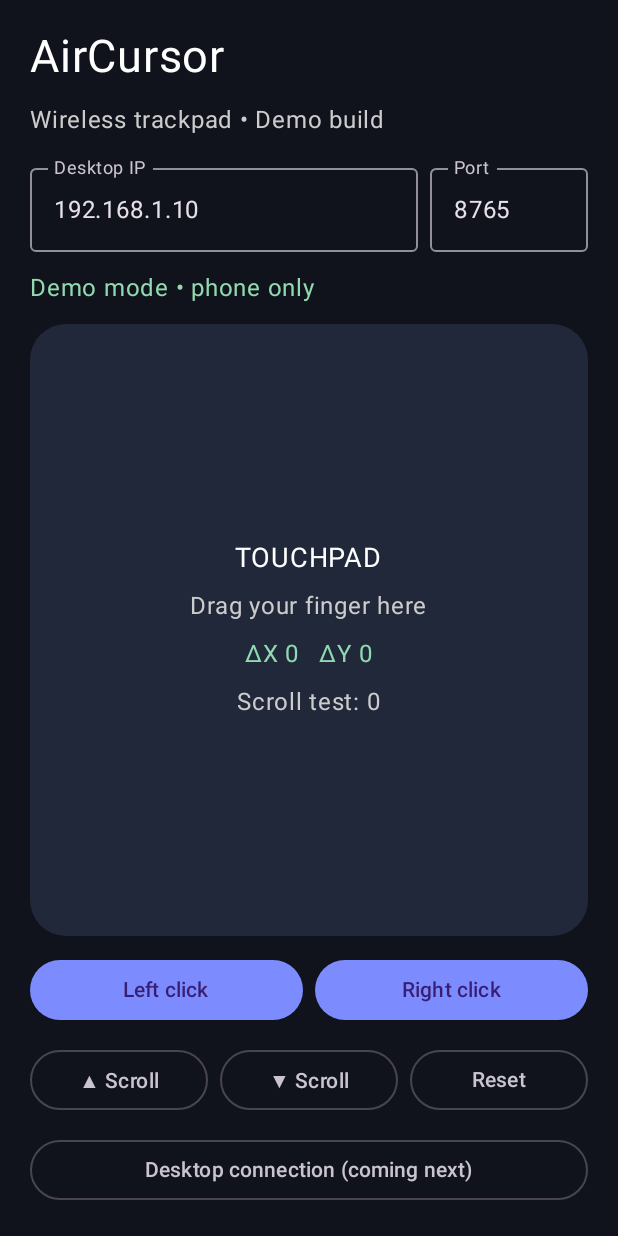
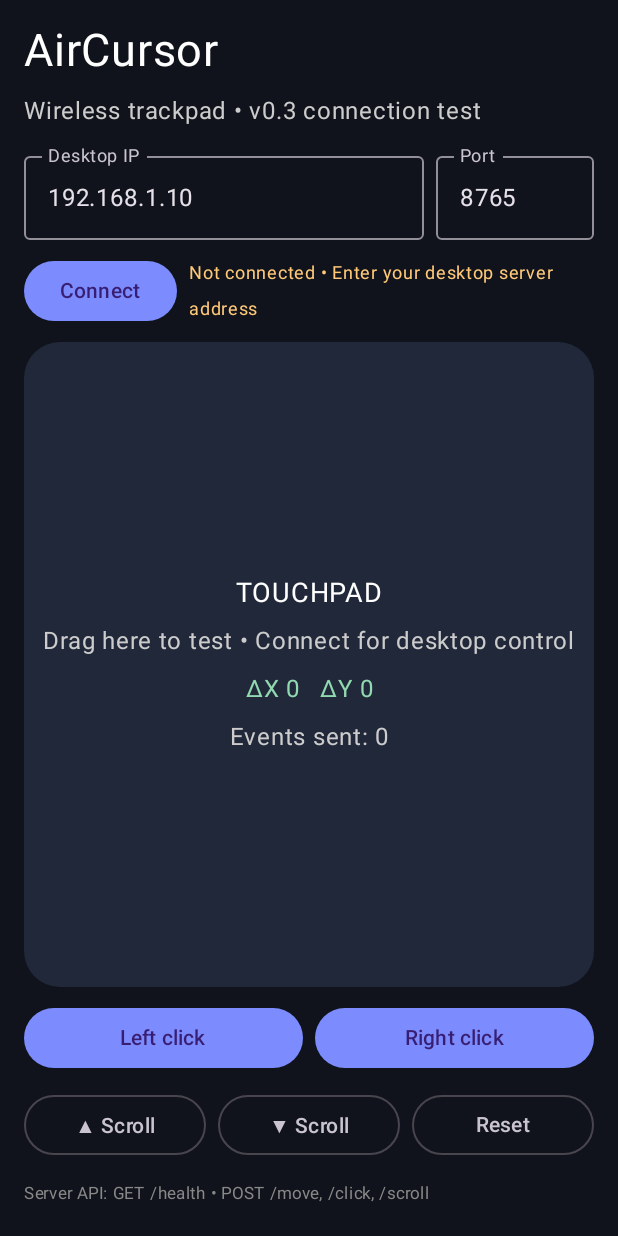
Before and after one commit to ashishxhub/Aircurse, an Android app built with Jetpack Compose: the screen it shows after launch (MainActivity), on a phone screen of 412 x 824 dp. Run offline under Robolectric (Android 15) with nearby library versions, the phone set to English and light mode, and no system bars.

Commit message:
Add desktop connection test and wireless control client

```diff
--- a/app/src/main/java/com/ashishxhub/aircursor/MainActivity.kt
+++ b/app/src/main/java/com/ashishxhub/aircursor/MainActivity.kt
@@ -7,14 +7,21 @@ import androidx.compose.foundation.background
 import androidx.compose.foundation.gestures.detectDragGestures
 import androidx.compose.foundation.layout.*
 import androidx.compose.foundation.shape.RoundedCornerShape
+import androidx.compose.foundation.text.KeyboardOptions
 import androidx.compose.material3.*
 import androidx.compose.runtime.*
 import androidx.compose.ui.Alignment
 import androidx.compose.ui.Modifier
+import androidx.compose.ui.graphics.Color
 import androidx.compose.ui.input.pointer.pointerInput
-import androidx.compose.ui.graphics.Color
+import androidx.compose.ui.text.input.KeyboardType
 import androidx.compose.ui.unit.dp
 import androidx.compose.ui.unit.sp
+import org.json.JSONObject
+import java.net.HttpURLConnection
+import java.net.URL
+import java.net.URLEncoder
+import kotlin.concurrent.thread
 
 class MainActivity : ComponentActivity() {
     override fun onCreate(savedInstanceState: Bundle?) {
@@ -27,55 +34,118 @@ class MainActivity : ComponentActivity() {
 fun AirCursorScreen() {
     var host by remember { mutableStateOf("192.168.1.10") }
     var port by remember { mutableStateOf("8765") }
-    var status by remember { mutableStateOf("Demo mode • phone only") }
+    var status by remember { mutableStateOf("Not connected • Enter your desktop server address") }
+    var connected by remember { mutableStateOf(false) }
     var x by remember { mutableFloatStateOf(0f) }
     var y by remember { mutableFloatStateOf(0f) }
-    var scrollCount by remember { mutableIntStateOf(0) }
+    var sentEvents by remember { mutableIntStateOf(0) }
+    var busy by remember { mutableStateOf(false) }
+
+    fun request(path: String, body: String? = null, onResult: (Boolean, String) -> Unit) {
+        val cleanHost = host.trim()
+        val cleanPort = port.trim().toIntOrNull()
+        if (cleanHost.isBlank() || cleanPort == null || cleanPort !in 1..65535) {
+            onResult(false, "Enter a valid desktop IP and port")
+            return
+        }
+        thread {
+            var connection: HttpURLConnection? = null
+            try {
+                val url = URL("http://$cleanHost:$cleanPort$path")
+                connection = (url.openConnection() as HttpURLConnection).apply {
+                    connectTimeout = 2500
+                    readTimeout = 2500
+                    requestMethod = if (body == null) "GET" else "POST"
+                    setRequestProperty("Content-Type", "application/json")
+                    if (body != null) {
+                        doOutput = true
+                        outputStream.use { it.write(body.toByteArray(Charsets.UTF_8)) }
+                    }
+                }
+                val code = connection.responseCode
+                val success = code in 200..299
+                val message = if (success) "Connected • HTTP $code" else "Server replied HTTP $code"
+                onResult(success, message)
+            } catch (e: Exception) {
+                onResult(false, "Can't reach desktop. Check same Wi-Fi and server.")
+            } finally {
+                connection?.disconnect()
+            }
+        }
+    }
+
+    fun sendEvent(path: String, body: String) {
+        if (!connected) {
+            status = "Demo mode • Connect to a desktop server first"
+            return
+        }
+        request(path, body) { ok, message ->
+            if (!ok) connected = false
+            status = message
+        }
+        sentEvents++
+    }
 
     MaterialTheme(colorScheme = darkColorScheme(primary = Color(0xFF7C8CFF), background = Color(0xFF10131B), surface = Color(0xFF1B2030))) {
         Column(
-            Modifier.fillMaxSize().background(Color(0xFF10131B)).padding(20.dp),
-            verticalArrangement = Arrangement.spacedBy(12.dp)
+            Modifier.fillMaxSize().background(Color(0xFF10131B)).padding(16.dp),
+            verticalArrangement = Arrangement.spacedBy(10.dp)
         ) {
             Text("AirCursor", fontSize = 30.sp, color = Color.White)
-            Text("Wireless trackpad • Demo build", color = Color.LightGray)
+            Text("Wireless trackpad • v0.3 connection test", color = Color.LightGray)
             Row(horizontalArrangement = Arrangement.spacedBy(8.dp)) {
-                OutlinedTextField(host, { host = it }, Modifier.weight(1f), label = { Text("Desktop IP") }, singleLine = true)
-                OutlinedTextField(port, { port = it }, Modifier.width(105.dp), label = { Text("Port") }, singleLine = true)
+                OutlinedTextField(
+                    value = host, onValueChange = { host = it; connected = false },
+                    modifier = Modifier.weight(1f), label = { Text("Desktop IP") }, singleLine = true
+                )
+                OutlinedTextField(
+                    value = port, onValueChange = { port = it; connected = false },
+                    modifier = Modifier.width(105.dp), label = { Text("Port") }, singleLine = true,
+                    keyboardOptions = KeyboardOptions(keyboardType = KeyboardType.Number)
+                )
             }
-            Text(status, color = Color(0xFF91D9B0))
+            Row(verticalAlignment = Alignment.CenterVertically, horizontalArrangement = Arrangement.spacedBy(8.dp)) {
+                Button(enabled = !busy, onClick = {
+                    busy = true
+                    status = "Connecting…"
+                    request("/health") { ok, message ->
+                        connected = ok
+                        busy = false
+                        status = if (ok) "Connected • Desktop server ready" else message
+                    }
+                }) { Text(if (busy) "Checking…" else "Connect") }
+                Text(status, color = if (connected) Color(0xFF91D9B0) else Color(0xFFFFC978), fontSize = 12.sp)
+            }
             Box(
                 Modifier.fillMaxWidth().weight(1f)
                     .background(Color(0xFF20283A), RoundedCornerShape(24.dp))
-                    .pointerInput(Unit) {
+                    .pointerInput(connected, host, port) {
                         detectDragGestures { change, drag ->
                             change.consume()
                             x += drag.x
                             y += drag.y
+                            sendEvent("/move", JSONObject().put("dx", drag.x).put("dy", drag.y).toString())
                         }
                     },
                 contentAlignment = Alignment.Center
             ) {
                 Column(horizontalAlignment = Alignment.CenterHorizontally, verticalArrangement = Arrangement.spacedBy(8.dp)) {
                     Text("TOUCHPAD", color = Color.White, fontSize = 18.sp)
-                    Text("Drag your finger here", color = Color.LightGray)
+                    Text(if (connected) "Drag to move desktop cursor" else "Drag here to test • Connect for desktop control", color = Color.LightGray)
                     Text("ΔX ${x.toInt()}   ΔY ${y.toInt()}", color = Color(0xFF91D9B0))
-                    Text("Scroll test: $scrollCount", color = Color.LightGray)
+                    Text("Events sent: $sentEvents", color = Color.LightGray)
                 }
             }
             Row(horizontalArrangement = Arrangement.spacedBy(8.dp)) {
-                Button(onClick = { status = "Left click • demo"; }, modifier = Modifier.weight(1f)) { Text("Left click") }
-                Button(onClick = { status = "Right click • demo"; }, modifier = Modifier.weight(1f)) { Text("Right click") }
+                Button(onClick = { sendEvent("/click", """{"button":"left"}""") }, modifier = Modifier.weight(1f)) { Text("Left click") }
+                Button(onClick = { sendEvent("/click", """{"button":"right"}""") }, modifier = Modifier.weight(1f)) { Text("Right click") }
             }
             Row(horizontalArrangement = Arrangement.spacedBy(8.dp)) {
-                OutlinedButton(onClick = { scrollCount++; status = "Scroll up • demo" }, modifier = Modifier.weight(1f)) { Text("▲ Scroll") }
-                OutlinedButton(onClick = { scrollCount--; status = "Scroll down • demo" }, modifier = Modifier.weight(1f)) { Text("▼ Scroll") }
-                OutlinedButton(onClick = { x = 0f; y = 0f; scrollCount = 0; status = "Demo reset" }, modifier = Modifier.weight(1f)) { Text("Reset") }
+                OutlinedButton(onClick = { sendEvent("/scroll", """{"amount":-3}""") }, modifier = Modifier.weight(1f)) { Text("▲ Scroll") }
+                OutlinedButton(onClick = { sendEvent("/scroll", """{"amount":3}""") }, modifier = Modifier.weight(1f)) { Text("▼ Scroll") }
+                OutlinedButton(onClick = { x = 0f; y = 0f; sentEvents = 0; status = "Display reset" }, modifier = Modifier.weight(1f)) { Text("Reset") }
             }
-            OutlinedButton(
-                onClick = { status = "Desktop connection is the next step. A desktop server must be running on the same Wi-Fi." },
-                modifier = Modifier.fillMaxWidth()
-            ) { Text("Desktop connection (coming next)") }
+            Text("Server API: GET /health • POST /move, /click, /scroll", color = Color.Gray, fontSize = 11.sp)
         }
     }
 }
```
